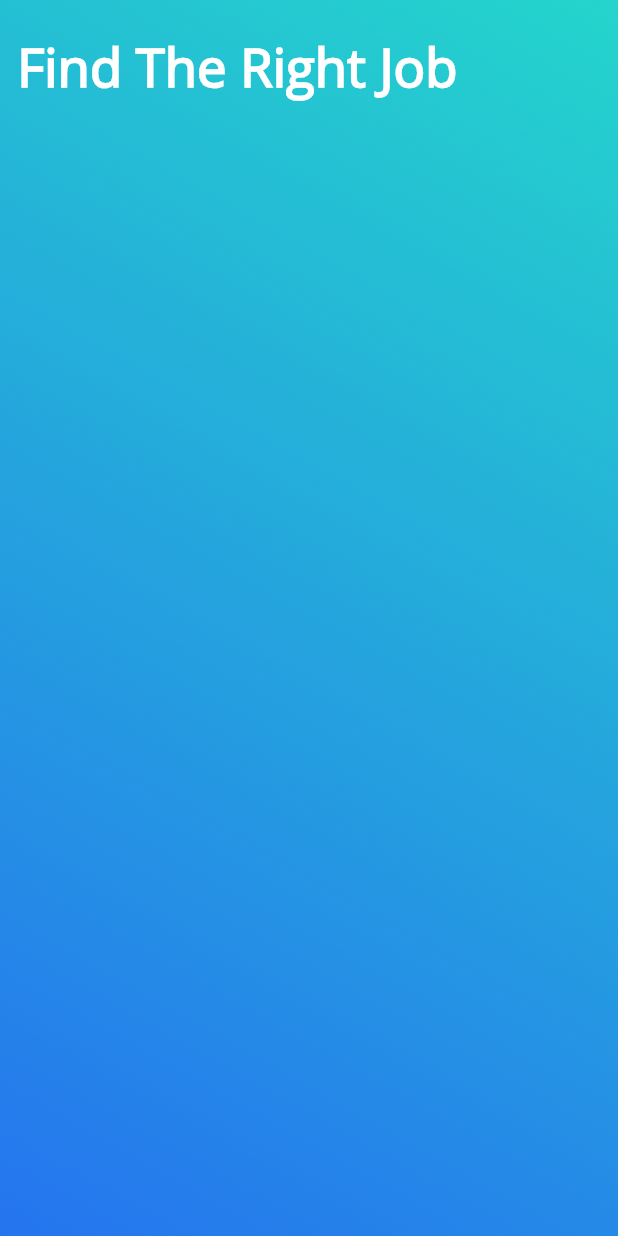
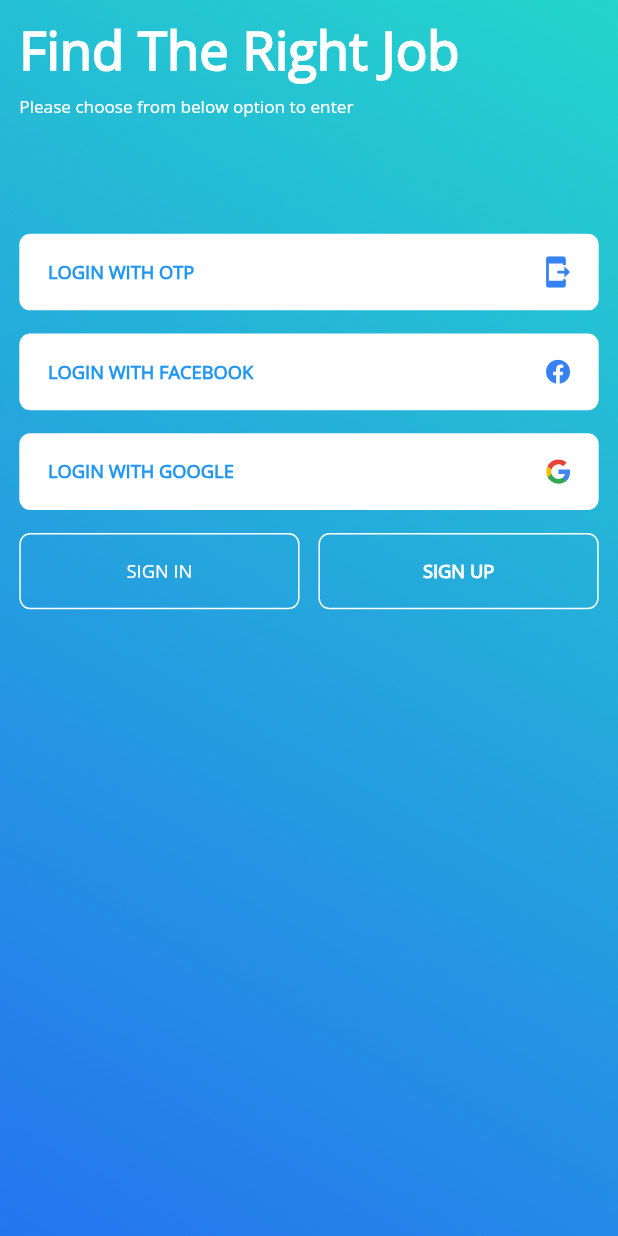
Before and after one commit to nirmalvora/triya_app, a Flutter app: the CandidateChooseLoginType screen opened by its route, on a phone screen of 412 x 824 dp. Run offline on Flutter 3.47's test engine with Material 2 defaults, Android fonts, the phone set to English and light mode, and no system bars; our stand-ins replace bot_toast, cached_network_image, connectivity_plus, dio, flutter_screenutil, flutter_svg and 7 more; missing offline and left inert: encrypted_shared_preferences; accounts and stored records are empty; project files that could hold a hidden picture were left out.

Commit message:
find the right job Screen done

```diff
--- a/lib/constants/color_constant.dart
+++ b/lib/constants/color_constant.dart
@@ -15,4 +15,5 @@ class ColorConstant {
   static const Color jobBackgroundColor = Color(0xffEEF5FF);
   static const Color hintTextColor = Color(0xff767676);
   static const Color buttonColor = Color(0xffCDDFFA);
+  static const Color blueColor = Color(0xff3782F3);
 }
--- a/lib/constants/image_constant.dart
+++ b/lib/constants/image_constant.dart
@@ -16,4 +16,7 @@ class ImageConstant {
   static String videoImage = "video";
   static String backResumeImage = "resume_back";
   static String resumeProfileImage = "resume_profile";
+  static String otp_login = "otp_login";
+  static String google_Icon = "google_icon";
+  static String facebook_Icon = "facebook_icon";
 }
--- a/lib/ui/auth/candidate_login/candidate_choose_login_type.dart
+++ b/lib/ui/auth/candidate_login/candidate_choose_login_type.dart
@@ -1,5 +1,8 @@
 import 'package:flutter/material.dart';
 import 'package:flutter_screenutil/flutter_screenutil.dart';
+import 'package:flutter_svg/flutter_svg.dart';
+import 'package:triya_app/constants/color_constant.dart';
+import 'package:triya_app/constants/image_constant.dart';
 
 import '../../../utils/app_utils.dart';
 
@@ -17,14 +20,13 @@ class CandidateChooseLoginType extends StatelessWidget {
             child: Image.asset(AppUtils.getPNGAsset("login_type_background"),
                 fit: BoxFit.cover),
           ),
-          Column(
-            children: [
-              SizedBox(
-                height: MediaQuery.of(context).padding.top + 20,
-              ),
-              Padding(
-                padding: EdgeInsets.only(left: 30.0.w),
-                child: Text(
+          Padding(
+            padding: EdgeInsets.symmetric(horizontal: 30.0.h),
+            child: Column(
+              crossAxisAlignment: CrossAxisAlignment.start,
+              children: [
+                SizedBox(height: MediaQuery.of(context).padding.top + 20.h),
+                Text(
                   "Find The Right Job",
                   style: TextStyle(
                       color: Colors.white,
@@ -32,11 +34,121 @@ class CandidateChooseLoginType extends StatelessWidget {
                       fontSize: 92.sp,
                       fontWeight: FontWeight.w700),
                 ),
-              )
-            ],
+                SizedBox(height: 16.h),
+                Text(
+                  'Please choose from below option to enter',
+                  style: TextStyle(
+                    color: ColorConstant.white,
+                    fontSize: 30.sp,
+                    fontFamily: "OpenSans-Regular",
+                  ),
+                ),
+                SizedBox(height: 178.h),
+                CommanLogInButton(
+                    onTap: () {},
+                    title: 'LOGIN WITH OTP',
+                    image: ImageConstant.otp_login),
+                SizedBox(height: 36.h),
+                CommanLogInButton(
+                    onTap: () {},
+                    title: 'LOGIN WITH FACEBOOK',
+                    image: ImageConstant.facebook_Icon),
+                SizedBox(height: 36.h),
+                CommanLogInButton(
+                    onTap: () {},
+                    title: 'LOGIN WITH GOOGLE',
+                    image: ImageConstant.google_Icon),
+                SizedBox(height: 36.h),
+                Row(
+                  children: [
+                    Expanded(
+                      child: Container(
+                        decoration: BoxDecoration(
+                            borderRadius: BorderRadius.circular(19.r),
+                            border: Border.all(color: ColorConstant.white)),
+                        child: Padding(
+                          padding: EdgeInsets.symmetric(vertical: 37.h),
+                          child: Center(
+                              child: Text(
+                            'SIGN IN',
+                            style: TextStyle(
+                                color: ColorConstant.white,
+                                fontFamily: "OpenSans-Regular",
+                                fontSize: 32.sp),
+                          )),
+                        ),
+                      ),
+                    ),
+                    SizedBox(width: 33.w),
+                    Expanded(
+                      child: Container(
+                        decoration: BoxDecoration(
+                            borderRadius: BorderRadius.circular(19.r),
+                            border: Border.all(color: ColorConstant.white)),
+                        child: Padding(
+                          padding: EdgeInsets.symmetric(vertical: 37.h),
+                          child: Center(
+                              child: Text(
+                            'SIGN UP',
+                            style: TextStyle(
+                                color: ColorConstant.white,
+                                fontWeight: FontWeight.w600,
+                                fontFamily: "OpenSans-Regular",
+                                fontSize: 32.sp),
+                          )),
+                        ),
+                      ),
+                    )
+                  ],
+                ),
+              ],
+            ),
           )
         ],
       ),
     );
   }
 }
+
+class CommanLogInButton extends StatelessWidget {
+  String title;
+  String image;
+  Function() onTap;
+  CommanLogInButton(
+      {Key? key, required this.title, required this.image, required this.onTap})
+      : super(key: key);
+
+  @override
+  Widget build(BuildContext context) {
+    return GestureDetector(
+      onTap: onTap,
+      child: Container(
+        width: double.infinity,
+        decoration: BoxDecoration(
+            color: ColorConstant.white,
+            borderRadius: BorderRadius.circular(19.r)),
+        child: Padding(
+          padding: EdgeInsets.symmetric(horizontal: 50.w, vertical: 32.h),
+          child: Row(
+            mainAxisAlignment: MainAxisAlignment.spaceBetween,
+            children: [
+              Text(
+                title,
+                style: TextStyle(
+                    color: ColorConstant.blue,
+                    fontFamily: "OpenSans-Regular",
+                    fontWeight: FontWeight.w600,
+                    fontSize: 32.sp),
+              ),
+              SvgPicture.asset(
+                AppUtils.getSVGAsset(image),
+                height: 55.h,
+                width: 42.w,
+              )
+            ],
+          ),
+        ),
+      ),
+    );
+  }
+}
```
Also changed, not shown: assets/svgs/facebook_icon.svg (added), assets/svgs/google_icon.svg (added), assets/svgs/otp_login.svg (added).
